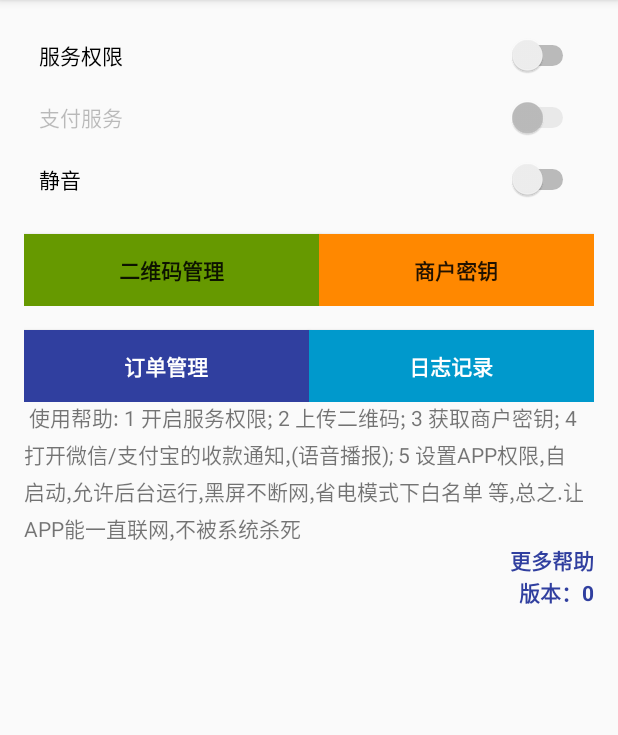
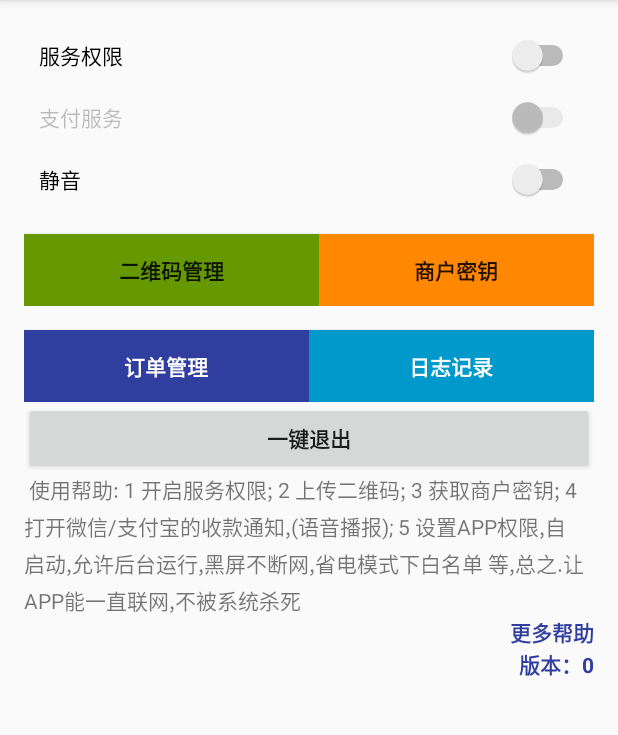
Before and after one commit to xinrui5577/xpay, an Android app: the MainActivity screen opened directly, with no data from a screen before it, on a phone screen of 412 x 824 dp, the part 84-819 px from its top. Run offline under Robolectric (Android 15) with nearby library versions, the phone set to English and light mode, and no system bars; 2 statements that could not run were skipped.

Commit message:
在做一键关闭功能

```diff
--- a/app/src/main/java/com/zhiyi/onepay/AppConst.java
+++ b/app/src/main/java/com/zhiyi/onepay/AppConst.java
@@ -14,7 +14,7 @@ public class AppConst {
     /** 音量*/
     public static final String KeyMute = "mute";
     /** 手动退出*/
-//    public static final String KeyManualExit= "ManualExit";
+   public static final String KeyManualExit= "ManualExit";
     /**服务器地址*/
     public static final String HostUrl = "https://pxpay.ukafu.com/";
 
@@ -26,7 +26,7 @@ public class AppConst {
     public static int Battery=0;
 
     /** 是否手动退出*/
-//    public static boolean ManualExit = false;
+    public static boolean ManualExit = false;
 
     public static boolean PlaySounds = true;
 
--- a/app/src/main/java/com/zhiyi/onepay/BootRecevier.java
+++ b/app/src/main/java/com/zhiyi/onepay/BootRecevier.java
@@ -14,8 +14,10 @@ public class BootRecevier extends BroadcastReceiver {
 
     @Override
     public void onReceive(Context context, Intent intent) {
+        if(AppConst.ManualExit) return;
         if (intent.getAction().equals(Intent.ACTION_BOOT_COMPLETED))
         {
+            Log.i("ZYKJ", "Notification posted ");
             Intent i = new Intent(context, LoginActivity.class);
             i.addFlags(Intent.FLAG_ACTIVITY_NEW_TASK);
             context.startActivity(i);
--- a/app/src/main/java/com/zhiyi/onepay/LoginActivity.java
+++ b/app/src/main/java/com/zhiyi/onepay/LoginActivity.java
@@ -121,7 +121,7 @@ public class LoginActivity extends AppCompatActivity {
             dbManager.setConfig(AppConst.KeyMute,"true");
         }
         // 手动关机
-//        dbManager.setConfig(AppConst.KeyManualExit,"false");
+        dbManager.setConfig(AppConst.KeyManualExit,"false");
     }
 
     private void createAppId() {
--- a/app/src/main/res/layout/activity_main.xml
+++ b/app/src/main/res/layout/activity_main.xml
@@ -114,13 +114,13 @@
 
             </LinearLayout>
 
-            <!--<Button-->
-                <!--android:id="@+id/btn_exit"-->
-                <!--android:layout_width="match_parent"-->
-                <!--android:layout_height="wrap_content"-->
-                <!--android:text="一键退出"-->
-                <!--android:textStyle="bold"-->
-                <!--/>-->
+            <Button
+                android:id="@+id/btn_exit"
+                android:layout_width="match_parent"
+                android:layout_height="wrap_content"
+                android:text="一键退出"
+                android:textStyle="bold"
+                />
 
             <TextView
                 android:layout_width="match_parent"
```
Also changed, not shown: app/src/main/java/com/zhiyi/onepay/MainActivity.java (+34 -36 lines), app/src/main/java/com/zhiyi/onepay/MainService.java (+4 -5 lines), app/src/main/java/com/zhiyi/onepay/NotificationMonitorService.java (+10 -12 lines).
